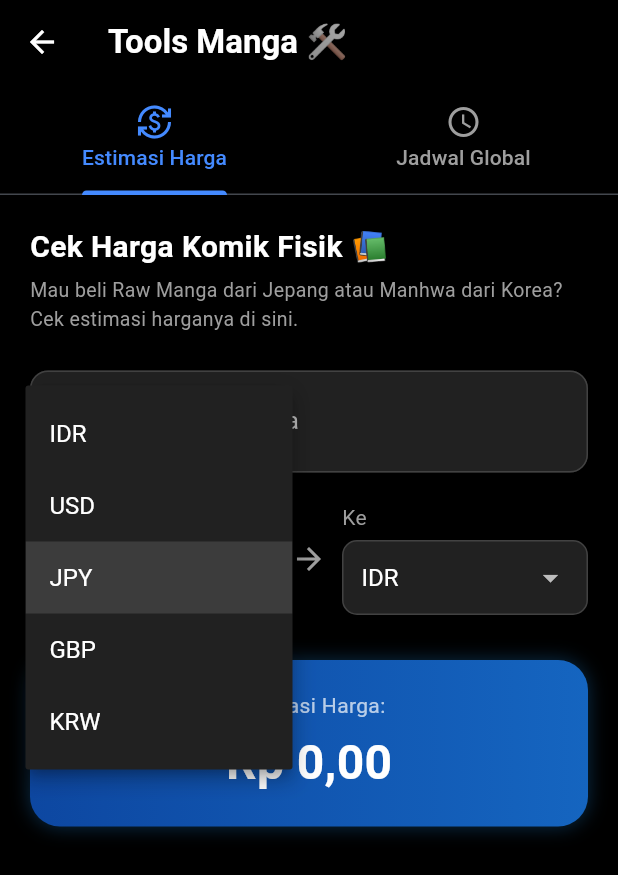
After one commit to Rex4Red/TPM-TA-Mobile, a Flutter app: the ToolsScreen screen opened directly, after a tap on "JPY", on a phone screen of 412 x 824 dp. The commit adds this screen. Shown: the top 875 px of the screen. Run offline on Flutter 3.47's test engine with Material 3 defaults, Android fonts, the light colour scheme and no system bars; our stand-ins replace cached_network_image, dio, flutter_map, geolocator, latlong2, supabase_flutter; accounts and stored records are empty; network calls fail.

Commit message:
Fitur convert

```diff
--- a/lib/screens/main_screen.dart
+++ b/lib/screens/main_screen.dart
@@ -2,6 +2,7 @@ import 'package:flutter/material.dart';
 import 'home_screen.dart';
 import 'favorite_screen.dart';
 import 'location_screen.dart';
+import 'tools_screen.dart';
 
 class MainScreen extends StatefulWidget {
   const MainScreen({super.key});
@@ -17,6 +18,7 @@ class _MainScreenState extends State<MainScreen> {
     const HomeScreen(),
     const FavoriteScreen(),
     const LocationScreen(),
+    const ToolsScreen(),
   ];
 
   void _onItemTapped(int index) {
@@ -56,6 +58,8 @@ class _MainScreenState extends State<MainScreen> {
             icon: Icon(Icons.map_rounded),
             label: 'Peta', // Saya ganti labelnya jadi 'Peta' agar lebih relevan (Opsional)
           ),
+
+          BottomNavigationBarItem(icon: Icon(Icons.grid_view_rounded), label: 'Tools'),
         ],
       ),
     );
--- /dev/null
+++ b/lib/screens/tools_screen.dart
@@ -0,0 +1,317 @@
+import 'dart:async';
+import 'package:flutter/material.dart';
+import 'package:intl/intl.dart';
+import 'package:intl/date_symbol_data_local.dart'; // <--- PENTING: Import ini
+
+class ToolsScreen extends StatefulWidget {
+  const ToolsScreen({super.key});
+
+  @override
+  State<ToolsScreen> createState() => _ToolsScreenState();
+}
+
+class _ToolsScreenState extends State<ToolsScreen> {
+  @override
+  Widget build(BuildContext context) {
+    return DefaultTabController(
+      length: 2,
+      child: Scaffold(
+        backgroundColor: Colors.black,
+        appBar: AppBar(
+          title: const Text("Tools Manga 🛠️", style: TextStyle(fontWeight: FontWeight.bold)),
+          backgroundColor: Colors.black,
+          foregroundColor: Colors.white,
+          bottom: const TabBar(
+            indicatorColor: Colors.blueAccent,
+            labelColor: Colors.blueAccent,
+            unselectedLabelColor: Colors.grey,
+            tabs: [
+              Tab(text: "Estimasi Harga", icon: Icon(Icons.currency_exchange)),
+              Tab(text: "Jadwal Global", icon: Icon(Icons.access_time)),
+            ],
+          ),
+        ),
+        body: const TabBarView(
+          children: [
+            CurrencyConverterView(),
+            WorldClockView(),
+          ],
+        ),
+      ),
+    );
+  }
+}
+
+// ==========================================
+// TAB 1: KONVERSI MATA UANG
+// ==========================================
+class CurrencyConverterView extends StatefulWidget {
+  const CurrencyConverterView({super.key});
+
+  @override
+  State<CurrencyConverterView> createState() => _CurrencyConverterViewState();
+}
+
+class _CurrencyConverterViewState extends State<CurrencyConverterView> {
+  final TextEditingController _controller = TextEditingController();
+  double _result = 0.0;
+
+  final Map<String, double> _rates = {
+    'IDR': 1,
+    'USD': 15850,
+    'JPY': 105,
+    'GBP': 20100,
+    'KRW': 11.5,
+  };
+
+  String _fromCurrency = 'JPY';
+  String _toCurrency = 'IDR';
+
+  void _convert() {
+    double amount = double.tryParse(_controller.text) ?? 0;
+    double inIdr = amount * _rates[_fromCurrency]!;
+    double finalResult = inIdr / _rates[_toCurrency]!;
+
+    setState(() {
+      _result = finalResult;
+    });
+  }
+
+  @override
+  Widget build(BuildContext context) {
+    return SingleChildScrollView(
+      padding: const EdgeInsets.all(20),
+      child: Column(
+        crossAxisAlignment: CrossAxisAlignment.start,
+        children: [
+          _buildHeader("Cek Harga Komik Fisik 📚", "Mau beli Raw Manga dari Jepang atau Manhwa dari Korea? Cek estimasi harganya di sini."),
+          const SizedBox(height: 25),
+
+          TextField(
+            controller: _controller,
+            keyboardType: TextInputType.number,
+            style: const TextStyle(color: Colors.white, fontSize: 24, fontWeight: FontWeight.bold),
+            decoration: InputDecoration(
+              labelText: "Masukkan Harga",
+              labelStyle: TextStyle(color: Colors.grey[400]),
+              prefixIcon: const Icon(Icons.attach_money, color: Colors.blueAccent),
+              enabledBorder: OutlineInputBorder(
+                borderSide: BorderSide(color: Colors.grey[800]!),
+                borderRadius: BorderRadius.circular(12),
+              ),
+              focusedBorder: const OutlineInputBorder(
+                borderSide: BorderSide(color: Colors.blueAccent),
+              ),
+              filled: true,
+              fillColor: Colors.grey[900],
+            ),
+            onChanged: (val) => _convert(),
+          ),
+          const SizedBox(height: 20),
+
+          Row(
+            children: [
+              Expanded(child: _buildDropdown("Dari", _fromCurrency, (val) {
+                setState(() => _fromCurrency = val!);
+                _convert();
+              })),
+              const Padding(
+                padding: EdgeInsets.symmetric(horizontal: 10),
+                child: Icon(Icons.arrow_forward, color: Colors.grey),
+              ),
+              Expanded(child: _buildDropdown("Ke", _toCurrency, (val) {
+                setState(() => _toCurrency = val!);
+                _convert();
+              })),
+            ],
+          ),
+
+          const SizedBox(height: 30),
+
+          Container(
+            width: double.infinity,
+            padding: const EdgeInsets.all(20),
+            decoration: BoxDecoration(
+              gradient: LinearGradient(colors: [Colors.blue[900]!, Colors.blue[800]!]),
+              borderRadius: BorderRadius.circular(20),
+              boxShadow: [BoxShadow(color: Colors.blue.withOpacity(0.3), blurRadius: 10)],
+            ),
+            child: Column(
+              children: [
+                const Text("Estimasi Harga:", style: TextStyle(color: Colors.white70)),
+                const SizedBox(height: 5),
+                Text(
+                  NumberFormat.currency(
+                    locale: 'id',
+                    symbol: _toCurrency == 'IDR' ? 'Rp ' : '$_toCurrency ',
+                    decimalDigits: 2
+                  ).format(_result),
+                  style: const TextStyle(color: Colors.white, fontSize: 32, fontWeight: FontWeight.bold),
+                ),
+              ],
+            ),
+          ),
+        ],
+      ),
+    );
+  }
+
+  Widget _buildDropdown(String label, String value, Function(String?) onChanged) {
+    return Column(
+      crossAxisAlignment: CrossAxisAlignment.start,
+      children: [
+        Text(label, style: const TextStyle(color: Colors.grey)),
+        const SizedBox(height: 5),
+        Container(
+          padding: const EdgeInsets.symmetric(horizontal: 12),
+          decoration: BoxDecoration(
+            color: Colors.grey[900],
+            borderRadius: BorderRadius.circular(10),
+            border: Border.all(color: Colors.grey[800]!),
+          ),
+          child: DropdownButtonHideUnderline(
+            child: DropdownButton<String>(
+              value: value,
+              dropdownColor: Colors.grey[900],
+              isExpanded: true,
+              style: const TextStyle(color: Colors.white, fontSize: 16),
+              items: _rates.keys.map((String key) {
+                return DropdownMenuItem<String>(
+                  value: key,
+                  child: Text(key),
+                );
+              }).toList(),
+              onChanged: onChanged,
+            ),
+          ),
+        ),
+      ],
+    );
+  }
+
+  Widget _buildHeader(String title, String subtitle) {
+    return Column(
+      crossAxisAlignment: CrossAxisAlignment.start,
+      children: [
+        Text(title, style: const TextStyle(color: Colors.white, fontSize: 20, fontWeight: FontWeight.bold)),
+        const SizedBox(height: 5),
+        Text(subtitle, style: TextStyle(color: Colors.grey[500], fontSize: 13)),
+      ],
+    );
+  }
+}
+
+// ==========================================
+// TAB 2: JAM DUNIA (JADWAL RILIS) - UPDATED 🛠️
+// ==========================================
+class WorldClockView extends StatefulWidget {
+  const WorldClockView({super.key});
+
+  @override
+  State<WorldClockView> createState() => _WorldClockViewState();
+}
+
+class _WorldClockViewState extends State<WorldClockView> {
+  late Timer _timer;
+  DateTime _now = DateTime.now().toUtc();
+  bool _isLocaleInitialized = false; // Flag penanda
+
+  @override
+  void initState() {
+    super.initState();
+    // 1. Inisialisasi Data Bahasa Indonesia dulu
+    initializeDateFormatting('id_ID', null).then((_) {
+      if (mounted) {
+        setState(() {
+          _isLocaleInitialized = true; // Tandai sudah siap
+        });
+      }
+    });
+
+    // 2. Jalankan Timer
+    _timer = Timer.periodic(const Duration(seconds: 1), (timer) {
+      if (mounted) {
+        setState(() {
+          _now = DateTime.now().toUtc();
+        });
+      }
+    });
+  }
+
+  @override
+  void dispose() {
+    _timer.cancel();
+    super.dispose();
+  }
+
+  @override
+  Widget build(BuildContext context) {
+    // 3. Cek: Jangan render dulu kalau Locale belum siap
+    if (!_isLocaleInitialized) {
+      return const Center(child: CircularProgressIndicator());
+    }
+
+    return ListView(
+      padding: const EdgeInsets.all(20),
+      children: [
+        _buildHeader("Jadwal Rilis Global 🌍", "Pantau waktu server Jepang (Manga), Korea (Manhwa), dan London (Global) agar tidak ketinggalan update."),
+        const SizedBox(height: 20),
+
+        _buildClockCard("WIB (Indonesia Barat)", "Server Lokal", _now.add(const Duration(hours: 7)), Colors.blue),
+        _buildClockCard("WITA (Indonesia Tengah)", "Server Lokal", _now.add(const Duration(hours: 8)), Colors.cyan),
+        _buildClockCard("WIT (Indonesia Timur)", "Server Lokal", _now.add(const Duration(hours: 9)), Colors.teal),
+        const Divider(color: Colors.grey, height: 30),
+        _buildClockCard("Tokyo, Jepang (JST)", "Pusat Manga 🇯🇵", _now.add(const Duration(hours: 9)), Colors.redAccent),
+        _buildClockCard("Seoul, Korea (KST)", "Pusat Manhwa 🇰🇷", _now.add(const Duration(hours: 9)), Colors.pinkAccent),
+        _buildClockCard("London, UK (GMT)", "Rilis Global 🇬🇧", _now.add(const Duration(hours: 0)), Colors.purpleAccent),
+      ],
+    );
+  }
+
+  Widget _buildClockCard(String city, String tag, DateTime time, Color color) {
+    String formattedTime = DateFormat('HH:mm:ss').format(time);
+    // Sekarang aman pakai 'id_ID' karena sudah di-init
+    String date = DateFormat('EEEE, d MMM yyyy', 'id_ID').format(time);
+
+    return Container(
+      margin: const EdgeInsets.only(bottom: 15),
+      padding: const EdgeInsets.all(20),
+      decoration: BoxDecoration(
+        color: Colors.grey[900],
+        borderRadius: BorderRadius.circular(15),
+        border: Border.all(color: color.withOpacity(0.3)),
+        boxShadow: [BoxShadow(color: color.withOpacity(0.1), blurRadius: 10)],
+      ),
+      child: Row(
+        mainAxisAlignment: MainAxisAlignment.spaceBetween,
+        children: [
+          Column(
+            crossAxisAlignment: CrossAxisAlignment.start,
+            children: [
+              Text(city, style: const TextStyle(color: Colors.white, fontWeight: FontWeight.bold, fontSize: 16)),
+              const SizedBox(height: 4),
+              Text(tag, style: TextStyle(color: color, fontSize: 12, fontWeight: FontWeight.bold)),
+              const SizedBox(height: 4),
+              Text(date, style: TextStyle(color: Colors.grey[500], fontSize: 12)),
+            ],
+          ),
+          Text(
+            formattedTime,
+            style: TextStyle(color: Colors.white, fontSize: 24, fontWeight: FontWeight.bold, fontFamily: 'monospace'),
+          ),
+        ],
+      ),
+    );
+  }
+
+  Widget _buildHeader(String title, String subtitle) {
+    return Column(
+      crossAxisAlignment: CrossAxisAlignment.start,
+      children: [
+        Text(title, style: const TextStyle(color: Colors.white, fontSize: 20, fontWeight: FontWeight.bold)),
+        const SizedBox(height: 5),
+        Text(subtitle, style: TextStyle(color: Colors.grey[500], fontSize: 13)),
+      ],
+    );
+  }
+}
--- a/pubspec.yaml
+++ b/pubspec.yaml
@@ -41,6 +41,7 @@ dependencies:
   dio: ^5.9.0
   cached_network_image: ^3.4.1
   supabase_flutter: ^2.12.0
+  intl: ^0.20.2
 
 dev_dependencies:
   flutter_test:
```
Also changed, not shown: pubspec.lock.
